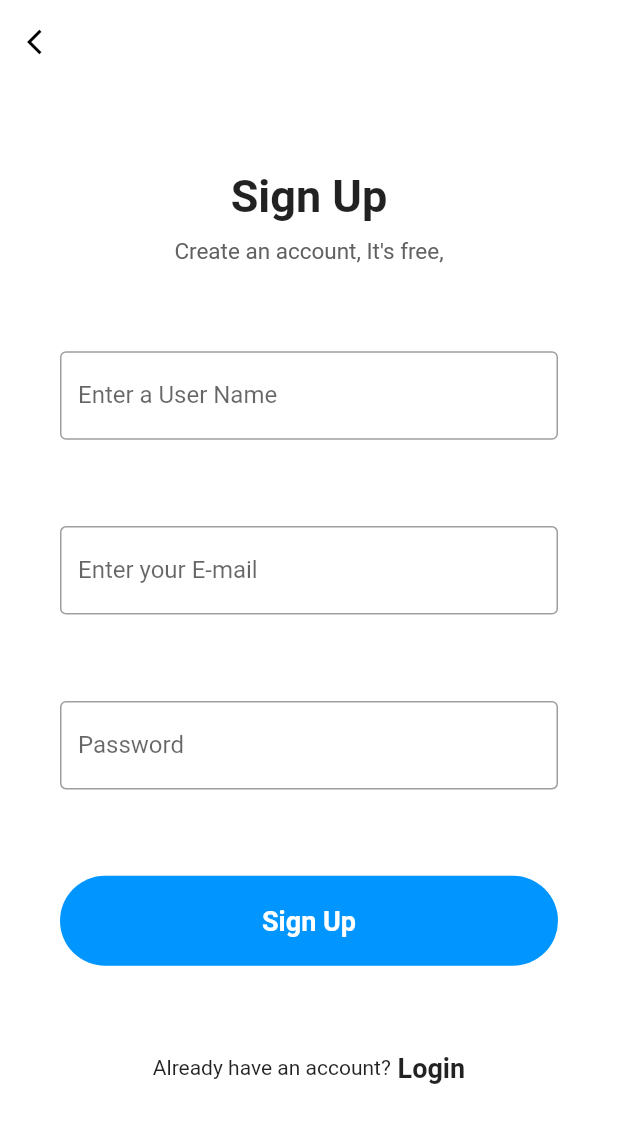
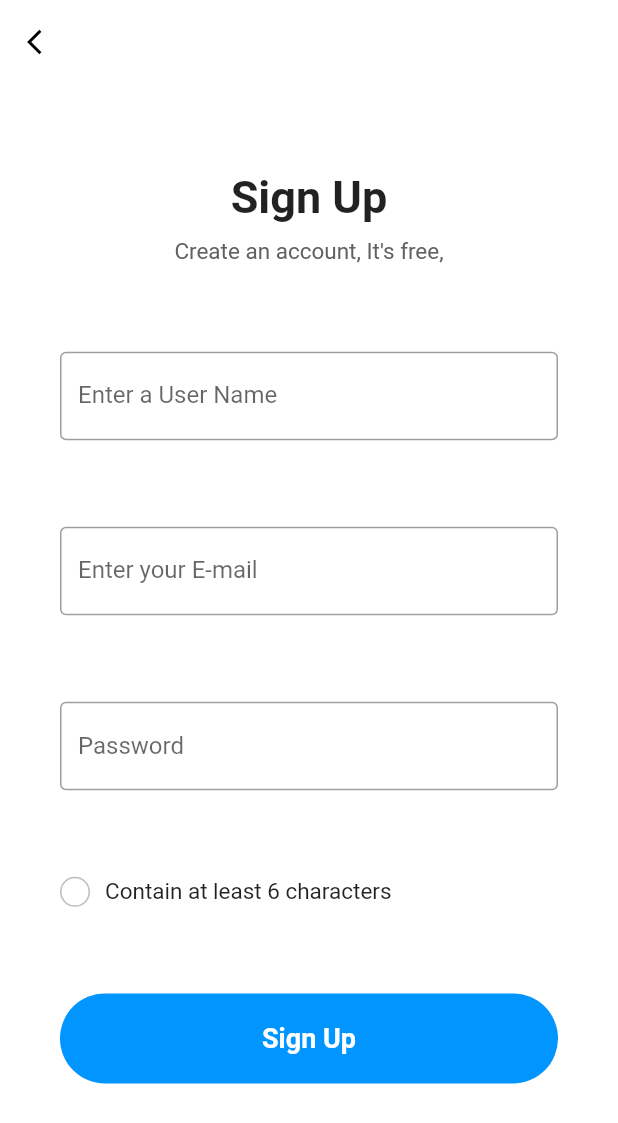
Before and after one commit to AbdulHakkam/SDGP, a Flutter app: the SignupPage screen opened directly, on a phone screen of 412 x 824 dp. Shown: the top 1123 px of the screen. Run offline on Flutter 3.47's test engine with Material 2 defaults, Android fonts, the light colour scheme and no system bars; our stand-ins replace cloud_firestore, dio, firebase_auth, firebase_core, firebase_storage, image_picker and 1 more; missing offline and left inert: dart:ffi; accounts and stored records are empty.

Commit message:
Update the Sign Up Page

```diff
--- a/four_paws/lib/signup.dart
+++ b/four_paws/lib/signup.dart
@@ -12,6 +12,14 @@ class SignupPage extends StatelessWidget {
   TextEditingController _emailTextController = TextEditingController();
   TextEditingController _usernameTextController = TextEditingController();
   bool _validate = false;
+  bool _isPasswordCharacters = false;
+
+  onPasswordChanged(String password){
+    _isPasswordCharacters = false;
+    if(password.length >= 6)
+      _isPasswordCharacters = true;
+  }
+
 
   @override
   Widget build(BuildContext context) {
@@ -82,6 +90,7 @@ class SignupPage extends StatelessWidget {
               Container(
                 padding: const EdgeInsets.fromLTRB(0, 0, 0, 0),
                 child: TextField(
+                  onChanged: (password) => onPasswordChanged(password),
                   obscureText: true,
                   controller: _passwordTextController,
                   decoration: const InputDecoration(
@@ -90,6 +99,26 @@ class SignupPage extends StatelessWidget {
                     // errorText: _validate ? "Password Can't Be Empty" : null,
                   ),
                 ),
+              ),
+
+              Row(
+                children: [
+                  AnimatedContainer(
+                    duration: Duration(milliseconds: 500),
+                    width: 20,
+                    height: 20,
+                    decoration: BoxDecoration(
+                      color: _isPasswordCharacters ? Colors.blue : Colors.transparent,
+                      border:_isPasswordCharacters ? Border.all(color: Colors.transparent) :
+                      Border.all(color: Colors.grey.shade400),
+                      borderRadius: BorderRadius.circular(50),
+                    ),
+                    child: Center(child: Icon(Icons.check,color: Colors.white, size: 15,),),
+                  ),
+                  SizedBox(width : 10,
+                    height: 10,),
+                  Text("Contain at least 6 characters", style: TextStyle(fontSize: 15),)
+                ],
               ),
               Container(
                 child: MaterialButton(
@@ -127,16 +156,6 @@ class SignupPage extends StatelessWidget {
                           color: Colors.white,
                         ))),
               ),
-              Row(
-                mainAxisAlignment: MainAxisAlignment.center,
-                children: <Widget>[
-                  Text("Already have an account?"),
-                  Text(
-                    " Login",
-                    style: TextStyle(fontWeight: FontWeight.w600, fontSize: 18),
-                  )
-                ],
-              )
             ],
           ),
         ),
```
